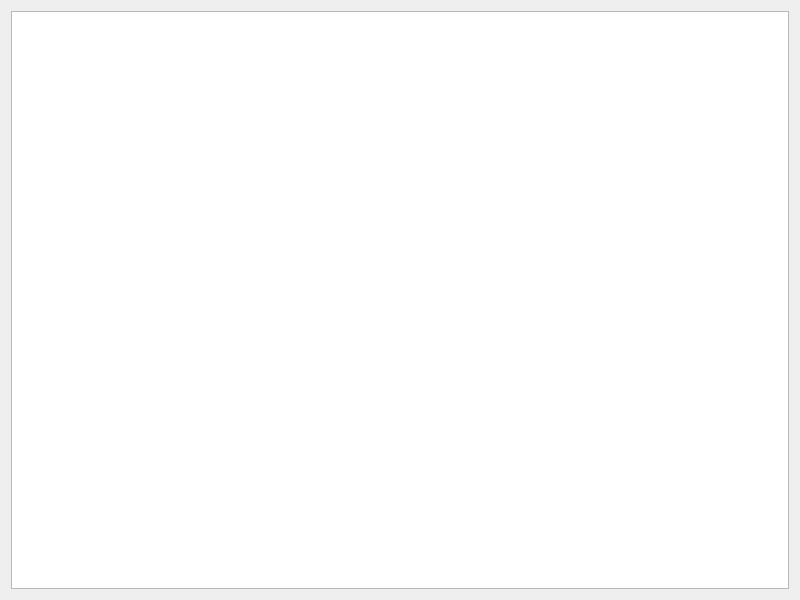
jperezkz/Robotica-avanzada, file pioneer/pioneer_controller/src/mainUI.ui: the form before one commit.
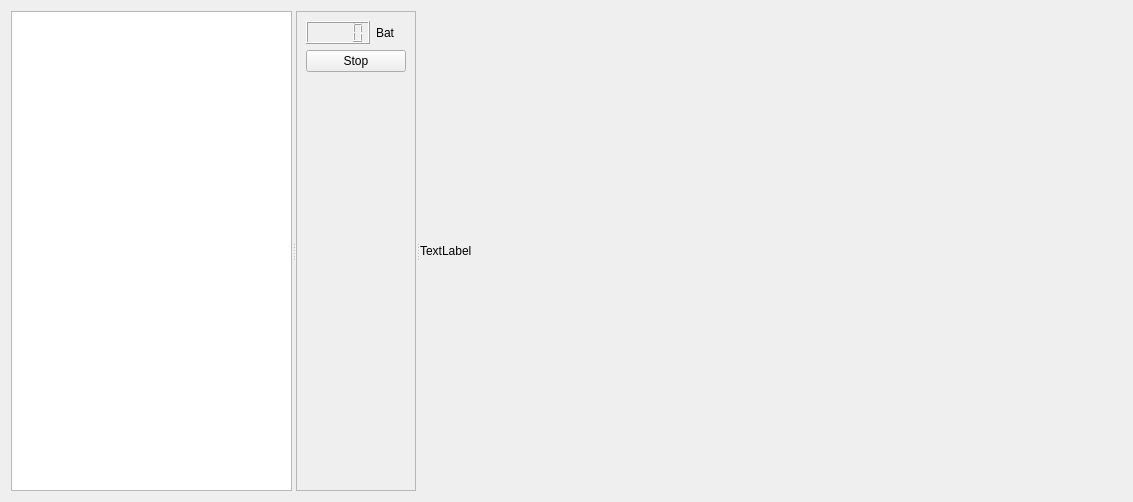
The form after the commit.

Patch:
```diff
--- a/pioneer/pioneer_controller/src/mainUI.ui
+++ b/pioneer/pioneer_controller/src/mainUI.ui
@@ -6,16 +6,80 @@
    <rect>
     <x>0</x>
     <y>0</y>
-    <width>800</width>
-    <height>600</height>
+    <width>1133</width>
+    <height>498</height>
    </rect>
   </property>
   <property name="windowTitle">
    <string>pioneer_controller</string>
   </property>
-  <layout class="QVBoxLayout" name="verticalLayout">
+  <layout class="QVBoxLayout" name="verticalLayout_3">
    <item>
-    <widget class="QGraphicsView" name="graphicsView"/>
+    <widget class="QSplitter" name="splitter">
+     <property name="orientation">
+      <enum>Qt::Horizontal</enum>
+     </property>
+     <widget class="QGraphicsView" name="graphicsView"/>
+     <widget class="QFrame" name="frame_2">
+      <property name="frameShape">
+       <enum>QFrame::StyledPanel</enum>
+      </property>
+      <property name="frameShadow">
+       <enum>QFrame::Raised</enum>
+      </property>
+      <layout class="QVBoxLayout" name="verticalLayout_2">
+       <item>
+        <layout class="QVBoxLayout" name="verticalLayout">
+         <item>
+          <layout class="QHBoxLayout" name="horizontalLayout">
+           <item>
+            <widget class="QLCDNumber" name="lcdNumber_bat"/>
+           </item>
+           <item>
+            <widget class="QLabel" name="label">
+             <property name="text">
+              <string>Bat</string>
+             </property>
+            </widget>
+           </item>
+          </layout>
+         </item>
+         <item>
+          <widget class="QPushButton" name="pushButton_stop">
+           <property name="text">
+            <string>Stop</string>
+           </property>
+          </widget>
+         </item>
+        </layout>
+       </item>
+       <item>
+        <spacer name="verticalSpacer">
+         <property name="orientation">
+          <enum>Qt::Vertical</enum>
+         </property>
+         <property name="sizeHint" stdset="0">
+          <size>
+           <width>20</width>
+           <height>40</height>
+          </size>
+         </property>
+        </spacer>
+       </item>
+      </layout>
+     </widget>
+     <widget class="QLabel" name="label_rgb">
+      <property name="minimumSize">
+       <size>
+        <width>640</width>
+        <height>480</height>
+       </size>
+      </property>
+      <property name="text">
+       <string>TextLabel</string>
+      </property>
+     </widget>
+    </widget>
    </item>
   </layout>
  </widget>
```
